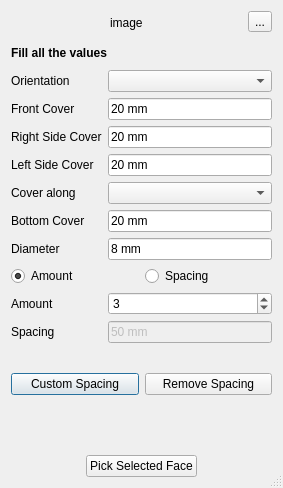
Qt form StraightRebar.ui (amrit3701/FreeCAD-Reinforcement) before a commit.
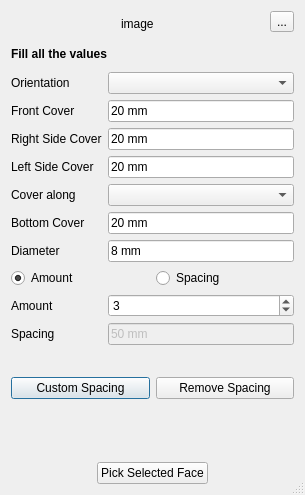
The same form after that commit. Custom widgets are drawn as their Qt base class.

```diff
--- a/StraightRebar.ui
+++ b/StraightRebar.ui
@@ -6,8 +6,8 @@
    <rect>
     <x>0</x>
     <y>0</y>
-    <width>283</width>
-    <height>488</height>
+    <width>305</width>
+    <height>495</height>
    </rect>
   </property>
   <property name="windowTitle">
@@ -251,7 +251,7 @@
       <widget class="Gui::PrefComboBox" name="coverAlong"/>
      </item>
      <item row="0" column="1">
-      <widget class="Gui::PrefComboBox" name="orientation"/>
+      <widget class="Gui::PrefComboBox" name="orientationValue"/>
      </item>
      <item row="0" column="0">
       <widget class="QLabel" name="orientationlabel">
```
Left out of the diff: 2 changed lines with no effect on the pictures.
